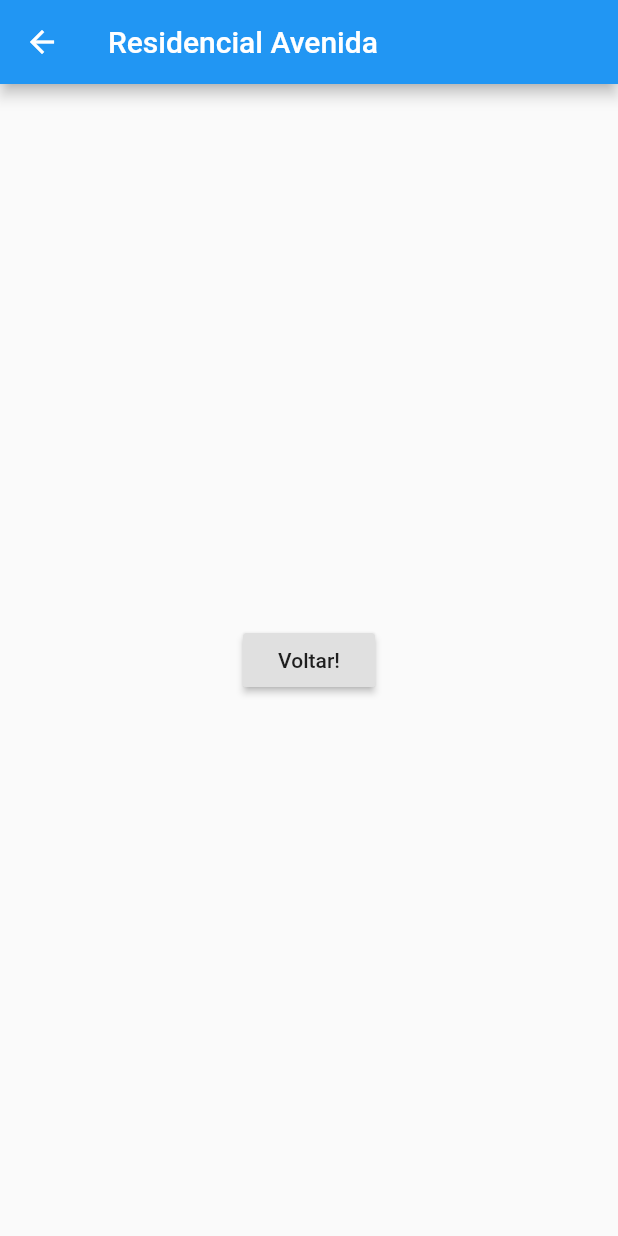
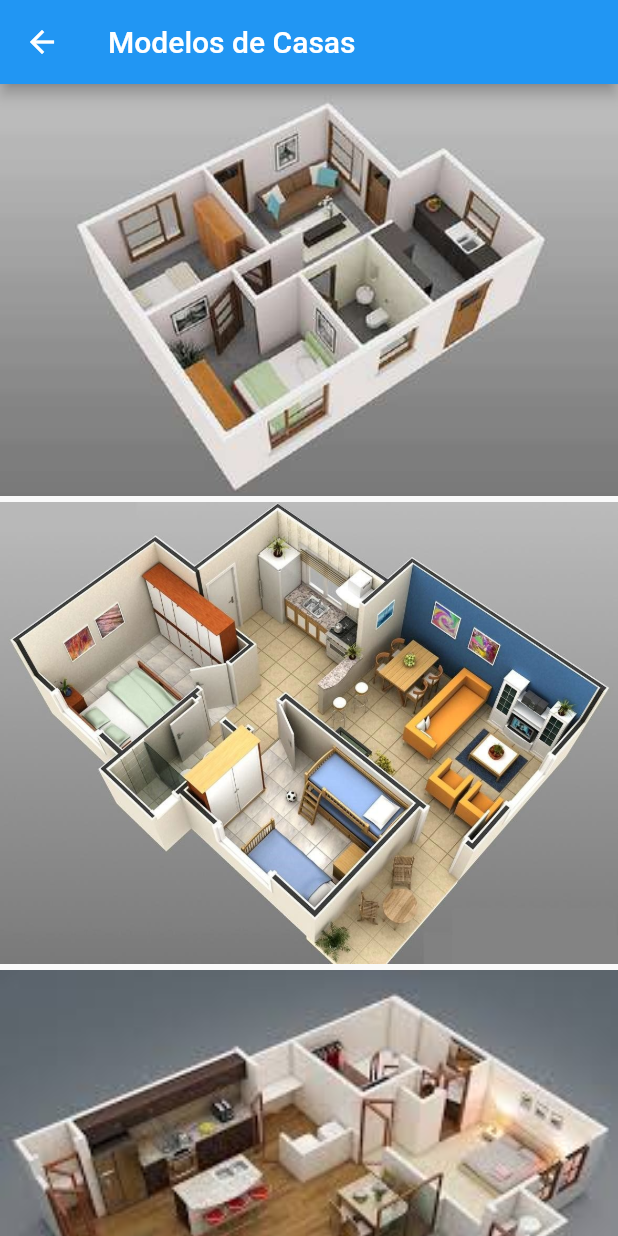
Before and after one commit to VINICIUSCAETANO/Residencial-Flutter, a Flutter app: the screen it shows after launch, after a tap on "Casas com 2 ou 3 dorm.", on a phone screen of 412 x 824 dp. Run offline on Flutter 3.47's test engine with Material 2 defaults, Android fonts, the phone set to English and light mode, and no system bars.

Commit message:
Plantas_Page

```diff
--- a/lib/pages/homepage.dart
+++ b/lib/pages/homepage.dart
@@ -58,7 +58,7 @@ class HomePage extends StatelessWidget {
 
   Image _foto(String path) {
     return Image.asset(
-      'assets/images' + path,
+      'assets/images/' + path,
       fit: BoxFit.contain,
     );
   }
--- a/lib/pages/plantas_page.dart
+++ b/lib/pages/plantas_page.dart
@@ -5,17 +5,29 @@ class PlantasPage extends StatelessWidget {
   Widget build(BuildContext context) {
     return Scaffold(
       appBar: AppBar(
-        title: Text("Residencial Avenida"),
+        title: Text("Modelos de Casas"),
       ),
-      body: Center(
-        child: RaisedButton(
-          onPressed: () {
-            // Navigate back to first route when tapped.
-            Navigator.pop(context);
-          },
-          child: Text('Voltar!'),
-        ),
-      ),
+      body: _body(),
     );
   }
+
+  _body() {
+    return ListView(
+      children: <Widget>[
+        _foto('planta1.jpg'),
+        _foto('planta2.jpg'),
+        _foto('planta3.jpeg'),
+        _foto('planta4.jpg'),
+      ],
+    );
+  }
+
+  Padding _foto(String path) {
+    return Padding(
+        padding: EdgeInsets.only(bottom: 4),
+        child: Image.asset(
+          'assets/images/' + path,
+          fit: BoxFit.contain,
+        ));
+  }
 }
```
Also changed, not shown: assets/images/planta1.jpg (added), assets/images/planta2.jpg (added), assets/images/planta3.jpeg (added), assets/images/planta4.jpg (added).
